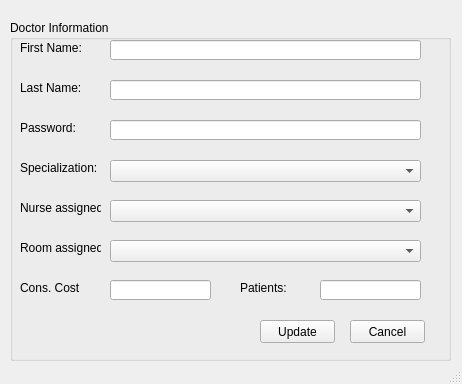
Old version of the form Screens/Admin UpdateDoctor.ui in the repository RaahimHash/DBMS-Project-UHU-Clinic.
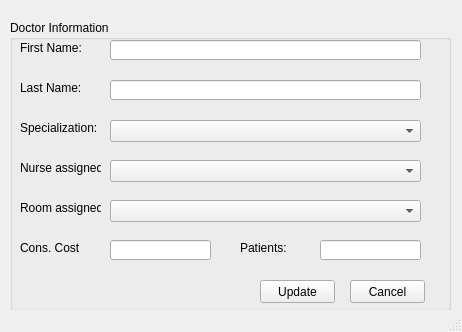
New version of the form.

Commit message: screens finally done?

Diff of the .ui file:
```diff
--- a/Screens/Admin UpdateDoctor.ui
+++ b/Screens/Admin UpdateDoctor.ui
@@ -10,7 +10,7 @@
     <x>0</x>
     <y>0</y>
     <width>462</width>
-    <height>384</height>
+    <height>332</height>
    </rect>
   </property>
   <property name="windowTitle">
@@ -23,7 +23,7 @@
       <x>10</x>
       <y>20</y>
       <width>441</width>
-      <height>341</height>
+      <height>291</height>
      </rect>
     </property>
     <property name="title">
@@ -72,7 +72,7 @@
      <property name="geometry">
       <rect>
        <x>250</x>
-       <y>300</y>
+       <y>260</y>
        <width>75</width>
        <height>23</height>
       </rect>
@@ -85,7 +85,7 @@
      <property name="geometry">
       <rect>
        <x>340</x>
-       <y>300</y>
+       <y>260</y>
        <width>75</width>
        <height>23</height>
       </rect>
@@ -111,7 +111,7 @@
      <property name="geometry">
       <rect>
        <x>10</x>
-       <y>140</y>
+       <y>100</y>
        <width>81</width>
        <height>16</height>
       </rect>
@@ -124,7 +124,7 @@
      <property name="geometry">
       <rect>
        <x>100</x>
-       <y>140</y>
+       <y>100</y>
        <width>311</width>
        <height>22</height>
       </rect>
@@ -134,7 +134,7 @@
      <property name="geometry">
       <rect>
        <x>100</x>
-       <y>180</y>
+       <y>140</y>
        <width>311</width>
        <height>22</height>
       </rect>
@@ -144,7 +144,7 @@
      <property name="geometry">
       <rect>
        <x>10</x>
-       <y>180</y>
+       <y>140</y>
        <width>81</width>
        <height>16</height>
       </rect>
@@ -157,7 +157,7 @@
      <property name="geometry">
       <rect>
        <x>10</x>
-       <y>220</y>
+       <y>180</y>
        <width>81</width>
        <height>16</height>
       </rect>
@@ -170,46 +170,17 @@
      <property name="geometry">
       <rect>
        <x>100</x>
-       <y>220</y>
+       <y>180</y>
        <width>311</width>
        <height>22</height>
       </rect>
      </property>
     </widget>
-    <widget class="QLineEdit" name="linePassword">
-     <property name="geometry">
-      <rect>
-       <x>100</x>
-       <y>100</y>
-       <width>311</width>
-       <height>20</height>
-      </rect>
-     </property>
-     <property name="echoMode">
-      <enum>QLineEdit::Password</enum>
-     </property>
-     <property name="readOnly">
-      <bool>false</bool>
-     </property>
-    </widget>
-    <widget class="QLabel" name="label_6">
-     <property name="geometry">
-      <rect>
-       <x>10</x>
-       <y>100</y>
-       <width>81</width>
-       <height>16</height>
-      </rect>
-     </property>
-     <property name="text">
-      <string>Password:</string>
-     </property>
-    </widget>
     <widget class="QLineEdit" name="lineCost">
      <property name="geometry">
       <rect>
        <x>100</x>
-       <y>260</y>
+       <y>220</y>
        <width>101</width>
        <height>20</height>
       </rect>
@@ -225,7 +196,7 @@
      <property name="geometry">
       <rect>
        <x>10</x>
-       <y>260</y>
+       <y>220</y>
        <width>81</width>
        <height>16</height>
       </rect>
@@ -238,7 +209,7 @@
      <property name="geometry">
       <rect>
        <x>230</x>
-       <y>260</y>
+       <y>220</y>
        <width>81</width>
        <height>16</height>
       </rect>
@@ -251,7 +222,7 @@
      <property name="geometry">
       <rect>
        <x>310</x>
-       <y>260</y>
+       <y>220</y>
        <width>101</width>
        <height>20</height>
       </rect>
```
The commit also changes 5 other files.
